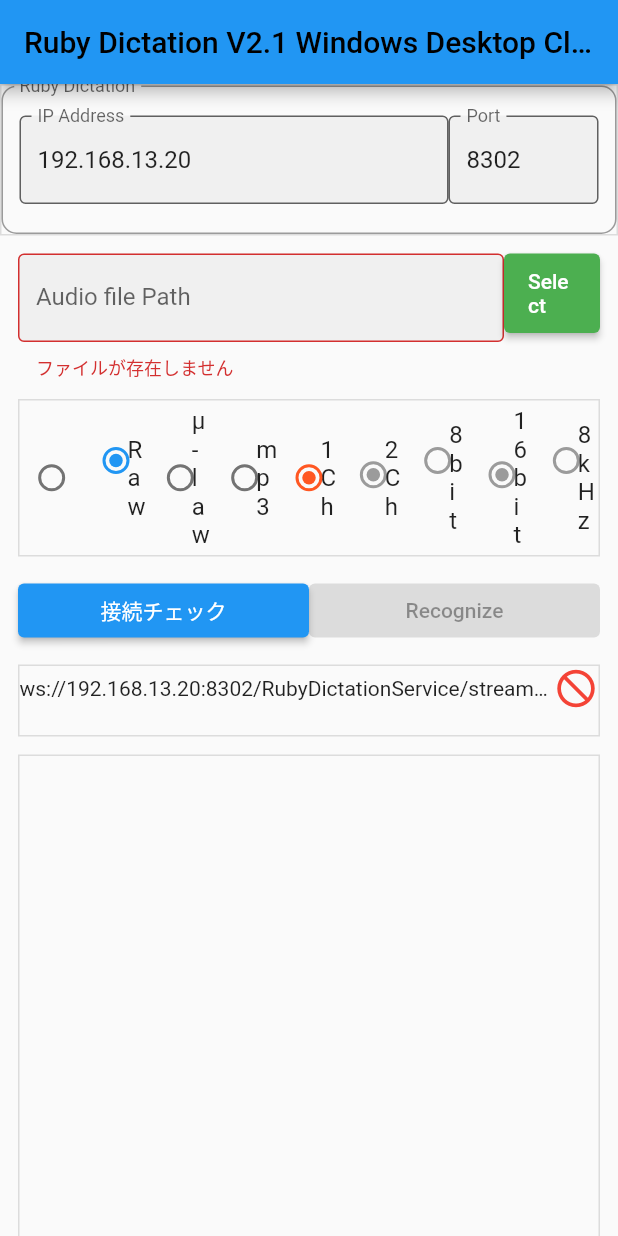
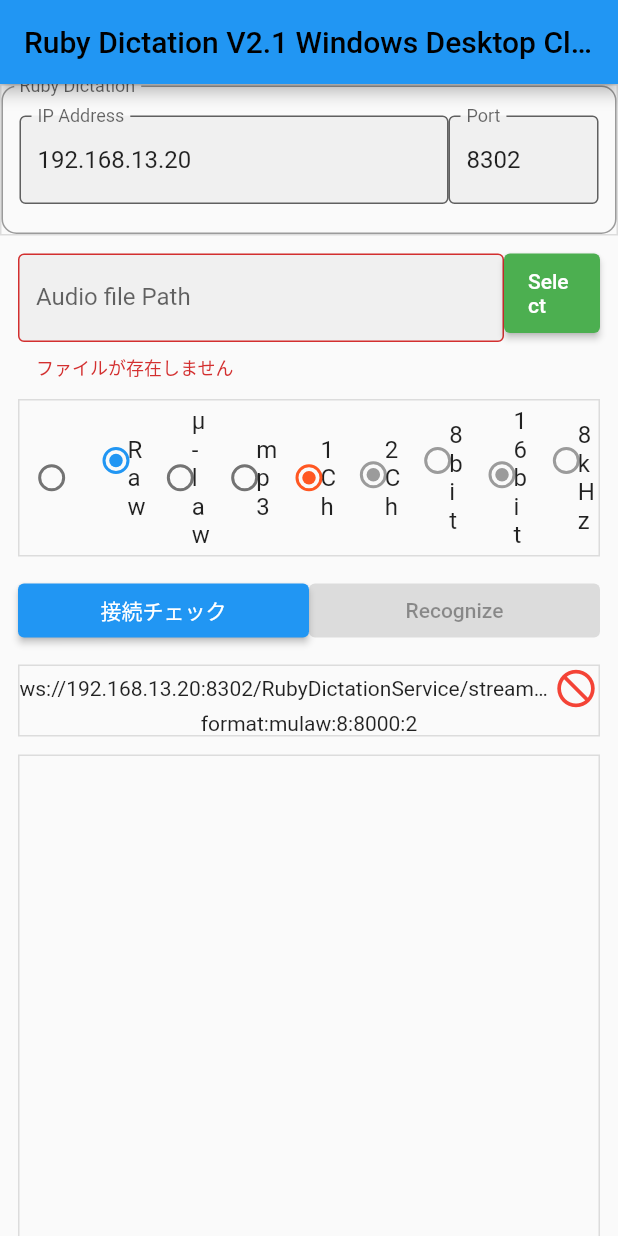
Before and after one commit to YamaguchiRyuta/Flutter_ruby_dictation_client, a Flutter app: the screen it shows after launch, on a phone screen of 412 x 824 dp. Run offline on Flutter 3.47's test engine with Material 2 defaults, Android fonts, the light colour scheme and no system bars; missing offline and left inert: file_selector.

Commit message:
Update main.dart

```diff
--- a/lib/ruby_dictation/main.dart
+++ b/lib/ruby_dictation/main.dart
@@ -27,7 +27,7 @@
   AudioCh? _audioCh = AudioCh.ch2;
   AudioBit? _audioBit = AudioBit.bit8;
   AudioSampleRate? _audioSampleRate = AudioSampleRate.Hz8k;
-  String _formatCommand = '';
+  String _formatCommand = "format:mulaw:8:8000:2";
 
   final _audioPath = ValueNotifier('');
   bool _audioExists = false;
```
